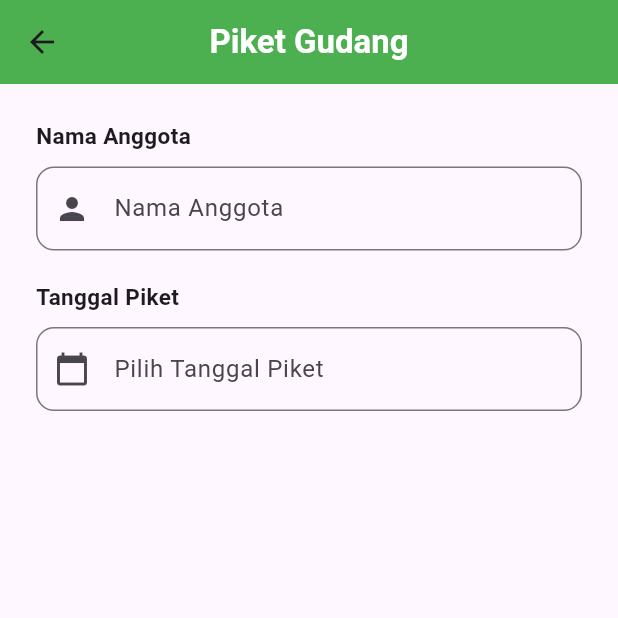
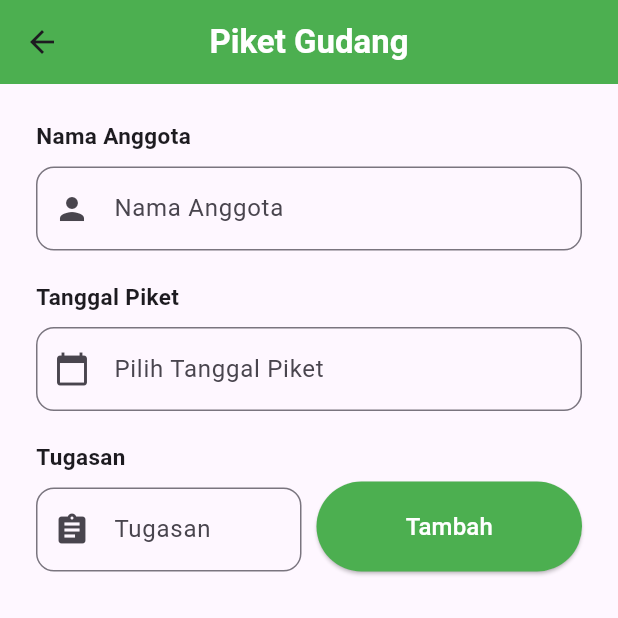
Before and after one commit to bimbim1214/20220140065_UCP1Flutter, a Flutter app: the PiketGudangPage screen opened directly, on a phone screen of 412 x 824 dp, the top half of it. Run offline on Flutter 3.47's test engine with Material 3 defaults, Android fonts, the phone set to English and light mode, and no system bars.

Commit message:
menambahkan form input tugas dan button tambah yg sejajar

```diff
--- a/lib/datapiket/piket_gudang_page.dart
+++ b/lib/datapiket/piket_gudang_page.dart
@@ -114,6 +114,61 @@ class _PiketGudangPageState extends State<PiketGudangPage> {
                   },
                 ),
                 const SizedBox(height: 20),
+                Row(
+                  crossAxisAlignment: CrossAxisAlignment.end,
+                  children: [
+                    Expanded(
+                      child: Column(
+                        crossAxisAlignment: CrossAxisAlignment.start,
+                        children: [
+                         const Text(
+                            'Tugasan',
+                            style: TextStyle(
+                              fontSize: 15,
+                              fontWeight: FontWeight.bold,
+                            ),
+                          ),
+                          const SizedBox(height: 10),
+                          TextFormField(
+                            controller: tugasanController,
+                            decoration: InputDecoration(
+                              prefixIcon: Icon(Icons.assignment),
+                              hintText: 'Tugasan',
+                              border: OutlineInputBorder(
+                                borderRadius: BorderRadius.circular(12),
+                              ),
+                            ),
+                          )
+                        ],
+                      ),
+                    ),
+                    const SizedBox(width: 10),
+                    Expanded(
+                      flex: 1,
+                      child: Align(
+                        alignment: Alignment.bottomCenter,
+                        child: ElevatedButton(
+                          style: ElevatedButton.styleFrom(
+                            backgroundColor: Colors.green,
+                            minimumSize: const Size(double.infinity, 60), // tombol penuh tinggi
+                          ),
+                          onPressed: () {
+                            if (_formKey.currentState!.validate()) {
+                              setState(() {
+                                tugasanList.add(tugasanController.text);
+                                tugasanController.clear();
+                              });
+                            }
+                          },
+                          child: const Text(
+                            'Tambah',
+                            style: TextStyle(color: Colors.white, fontSize: 16),
+                          ),
+                        ),
+                      ),
+                    ),
+                  ],
+                ),
 
               ]
             )
```
